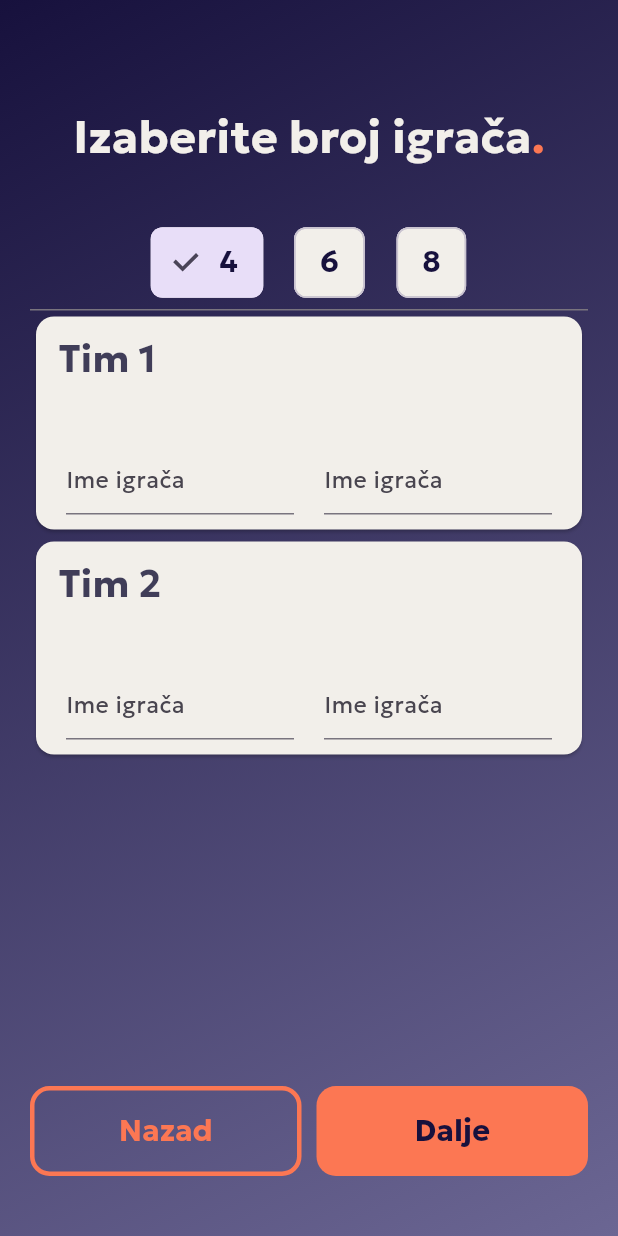
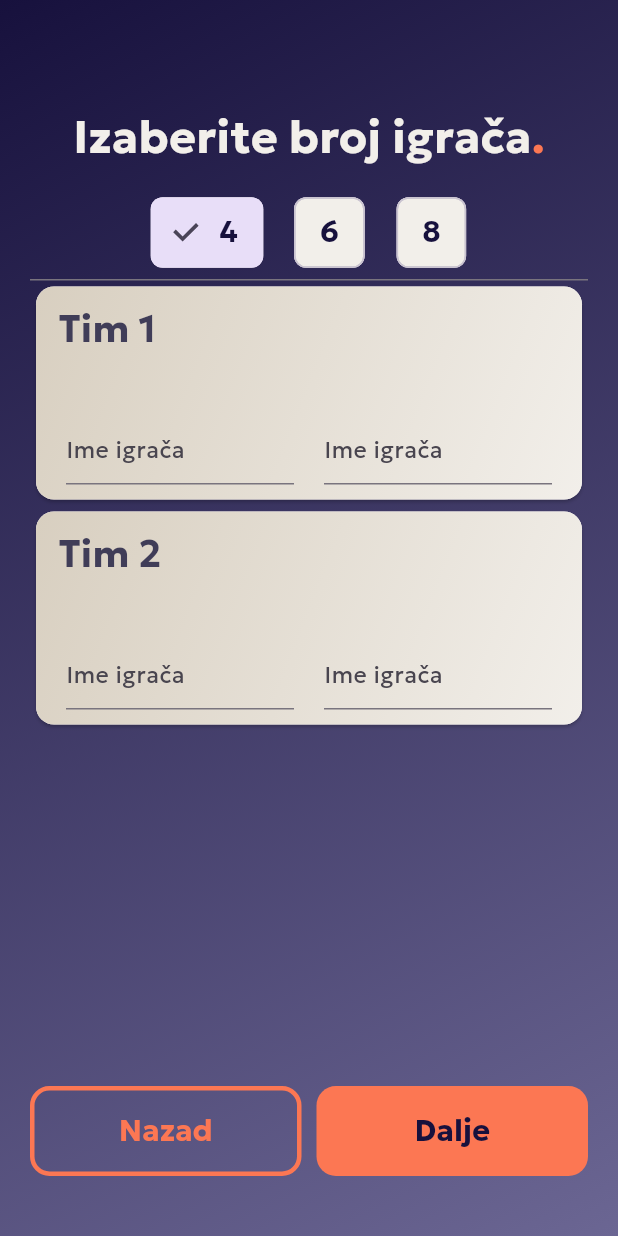
Before and after one commit to lristic13/asocijacije, a Flutter app: the StartGamePage screen opened by its route, on a phone screen of 412 x 824 dp. Run offline on Flutter 3.47's test engine with Material 2 defaults, Android fonts, the phone set to English and light mode, and no system bars; drawn by our look-alikes of flutter_form_builder; our stand-ins replace circular_countdown_timer, flip_card, flutter_card_swiper, flutter_riverpod, hive, hive_flutter and 2 more; accounts and stored records are empty; project files that could hold a hidden picture were left out.

Commit message:
Redesign team card, minor redesigns on pages

```diff
--- a/lib/constants/app_styles.dart
+++ b/lib/constants/app_styles.dart
@@ -13,6 +13,11 @@ class AppStyles {
       fontWeight: FontWeight.w900,
       color: AppColors.englishVioletDarker);
 
+  static const TextStyle text30VioletBold = TextStyle(
+    fontSize: 30,
+    color: AppColors.englishViolet,
+    fontWeight: FontWeight.bold,
+  );
   static const TextStyle text25VioletBold = TextStyle(
     fontSize: 25,
     color: AppColors.englishViolet,
@@ -118,4 +123,12 @@ class AppStyles {
         AppColors.englishVioletDarker,
         AppColors.englishVioletLighter,
       ]));
+  static const BoxDecoration containerGradientWhite = BoxDecoration(
+      gradient: LinearGradient(
+          begin: Alignment.topLeft,
+          end: Alignment.bottomRight,
+          colors: [
+        AppColors.whiteDarker,
+        AppColors.white,
+      ]));
 }
--- a/lib/pages/start_game/start_game_page.dart
+++ b/lib/pages/start_game/start_game_page.dart
@@ -57,7 +57,7 @@ class _StartGamePageState extends ConsumerState<StartGamePage> with FormsMixin {
               child: Column(
                 crossAxisAlignment: CrossAxisAlignment.start,
                 children: [
-                  SizedBox(height: 30),
+                  const SizedBox(height: 30),
                   const Row(
                     mainAxisAlignment: MainAxisAlignment.center,
                     children: [
@@ -71,7 +71,7 @@ class _StartGamePageState extends ConsumerState<StartGamePage> with FormsMixin {
                       ),
                     ],
                   ),
-                  const SizedBox(height: 30),
+                  const SizedBox(height: 10),
                   FormBuilderChoiceChip(
                     backgroundColor: AppColors.white,
                     onChanged: (value) {
--- a/lib/widgets/app_cards_builder.dart
+++ b/lib/widgets/app_cards_builder.dart
@@ -23,7 +23,7 @@ class AppCardsBuilder extends ConsumerWidget {
           ? CardSwiper(
               controller: swiperController,
               isDisabled: true,
-              cardsCount: ref.read(wordsProvider).wordsToPlay.length + 1,
+              cardsCount: ref.read(wordsProvider).wordsToPlay.length + 2,
               cardBuilder: (context, index, horizontalOffsetPercentage,
                       verticalOffsetPercentage) =>
                   Center(
@@ -39,7 +39,7 @@ class AppCardsBuilder extends ConsumerWidget {
                         child: Center(
                             child: Text(
                           ref.watch(wordsProvider).wordsToPlay[0],
-                          style: AppStyles.text25VioletBold,
+                          style: AppStyles.text30VioletBold,
                         )),
                       ),
                     ),
--- a/lib/widgets/cards/team_card.dart
+++ b/lib/widgets/cards/team_card.dart
@@ -21,7 +21,9 @@ class _TeamCardState extends State<TeamCard> {
     return SizedBox(
       height: 150,
       child: Card(
-        color: AppColors.white,
+        child: Container(
+          decoration: AppStyles.containerGradientWhite
+              .copyWith(borderRadius: BorderRadius.circular(12)),
           child: FormBuilder(
             onChanged: () {
               widget.formKey.currentState!.save();
@@ -41,7 +43,8 @@ class _TeamCardState extends State<TeamCard> {
                 ),
                 const Spacer(),
                 Padding(
-                padding: const EdgeInsets.only(bottom: 10, left: 20, right: 20),
+                  padding:
+                      const EdgeInsets.only(bottom: 10, left: 20, right: 20),
                   child: Row(
                     crossAxisAlignment: CrossAxisAlignment.end,
                     children: [
@@ -83,6 +86,7 @@ class _TeamCardState extends State<TeamCard> {
             ),
           ),
         ),
+      ),
     );
   }
 }
```
Also changed, not shown: lib/pages/game/game_page.dart (+10 -4 lines), lib/pages/scoreboard/scoreboard_page.dart (+6 -2 lines). Lines whose indentation alone changed are shown as unchanged.
